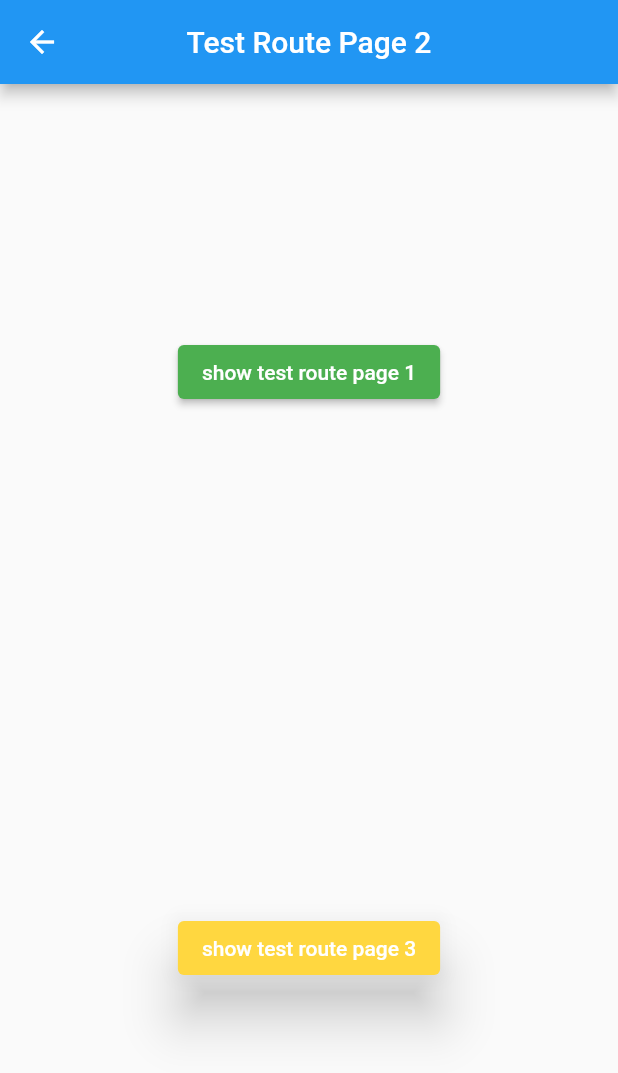
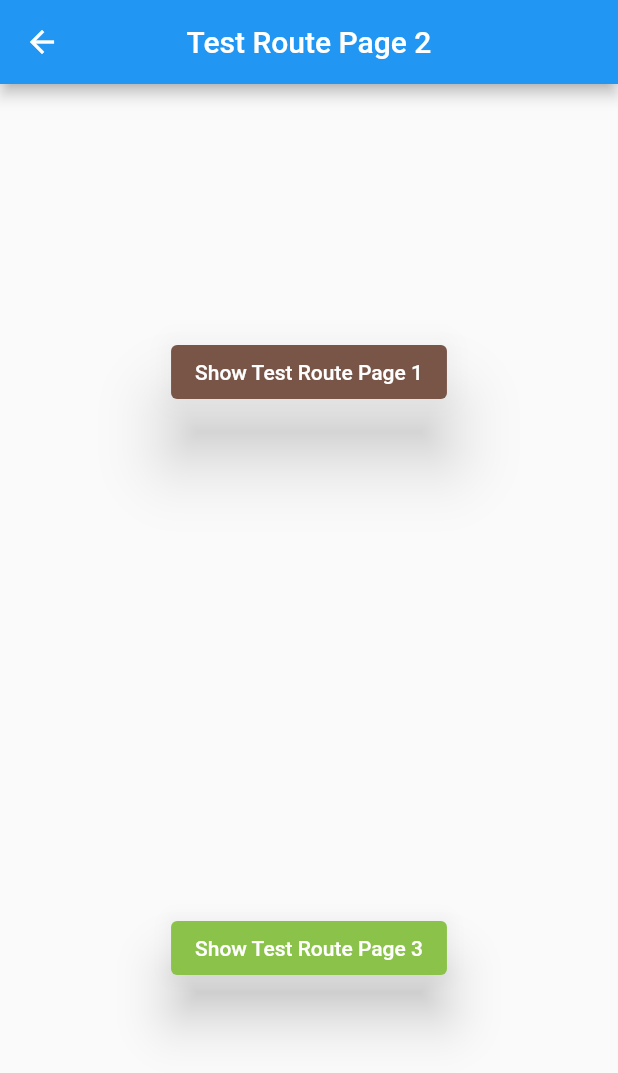
Before and after one commit to yakupc55/flutter_examples, a Flutter app: the TestRoutePage2 screen opened directly, on a phone screen of 412 x 824 dp. Shown: the top 1073 px of the screen. Run offline on Flutter 3.47's test engine with Material 2 defaults, Android fonts, the phone set to English and light mode, and no system bars; missing offline and left inert: kartal.

Commit message:
last changes

```diff
--- a/project002/lib/pro001/widget/test_route_page2.dart
+++ b/project002/lib/pro001/widget/test_route_page2.dart
@@ -19,20 +19,21 @@ class TestRoutePage2 extends StatelessWidget {
                 Navigator.of(context)
                     .pushNamedAndRemoveUntil('/test1', (route) => false);
               },
+              child: const Text("Show Test Route Page 1"),
               style: ButtonStyle(
-                  backgroundColor: MaterialStateProperty.all(Colors.green)),
-              child: const Text("show test route page 1"),
+                  backgroundColor: MaterialStateProperty.all(Colors.brown),
+                  elevation: MaterialStateProperty.all(20)),
             ),
             ElevatedButton(
               onPressed: () {
                 Navigator.of(context)
                     .pushNamedAndRemoveUntil('/test3', (route) => false);
               },
+              child: const Text("Show Test Route Page 3"),
               style: ButtonStyle(
-                    backgroundColor:
-                        MaterialStateProperty.all(Colors.amberAccent),
+                  backgroundColor: MaterialStateProperty.all(Colors.lightGreen),
                   elevation: MaterialStateProperty.all(15)),
-                child: const Text("show test route page 3"))
+            )
           ],
         ),
       ),
--- a/project002/lib/pro001/widget/test_widget_page1.dart
+++ b/project002/lib/pro001/widget/test_widget_page1.dart
@@ -15,7 +15,7 @@ class TestWidgetPage1 extends StatelessWidget {
       routes: {
         '/test1': (context) => const TestRoutePage1(),
         '/test2': (context) => const TestRoutePage2(),
-        '/test3': (context) => const TestRoutePage3()
+        '/test3': (context) => const TestRoutePage3(),
       },
     );
   }
```
Also changed, not shown: project002/lib/pro001/widget/test_route_page1.dart (+12 -9 lines), project002/lib/pro001/widget/test_route_page3.dart (+4 -8 lines). Lines whose indentation alone changed are shown as unchanged.
